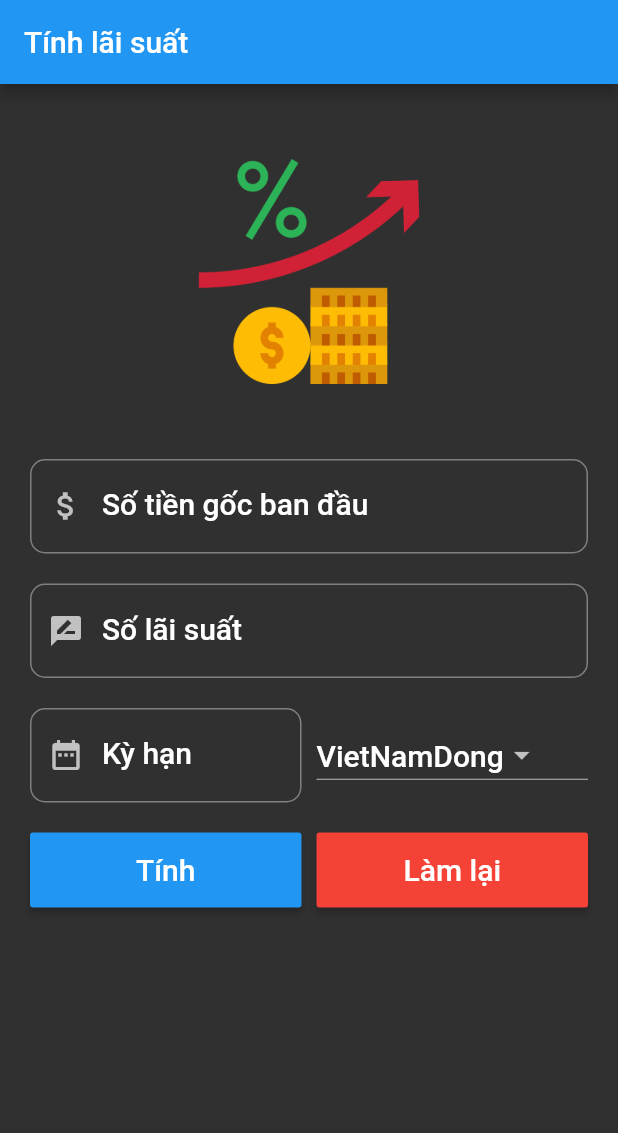
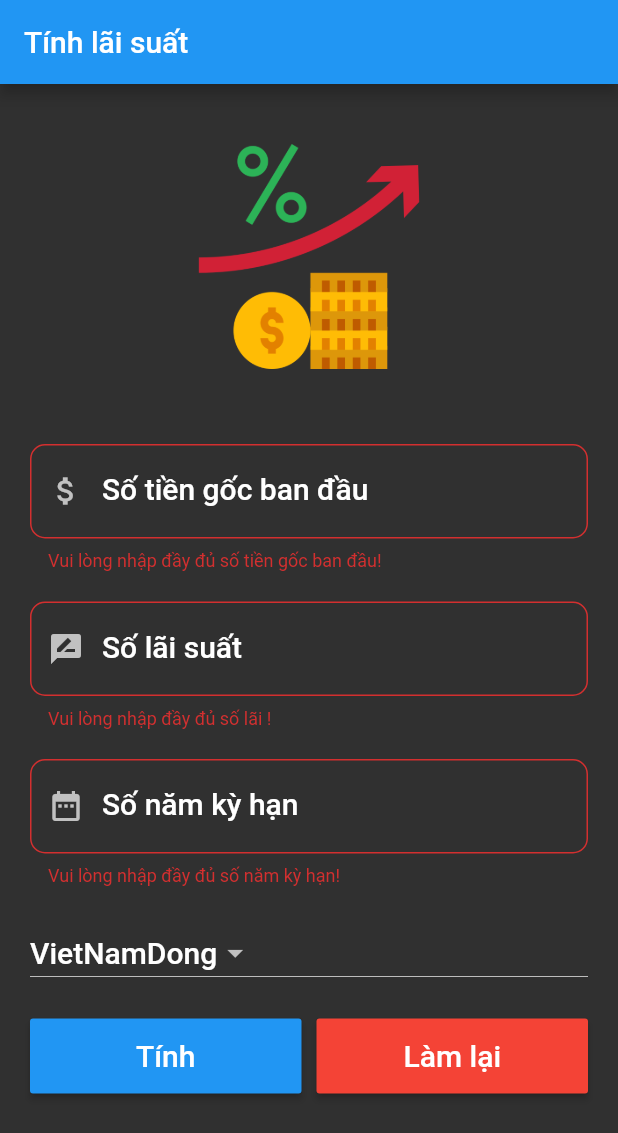
Before and after one commit to wtrungvu/Simple_Interest_Calculator_App, a Flutter app: the screen it shows after launch, after a tap on "Tính", on a phone screen of 412 x 824 dp. Shown: the top 1133 px of the screen. Run offline on Flutter 3.47's test engine with Material 2 defaults, Android fonts, the phone set to English and light mode, and no system bars; our stand-ins replace flutter_money_formatter.

Commit message:
Add Form Validation
+ Implenting flutter_money_formatter librabry
+ Using event handlers
+ Dropdown Button with Dropdown Item
+ Applying styles and theme
+ Implementing event handling
+ Using Forms and FormTextFields
+ Adding Validation

```diff
--- a/simple_interest_calculator_app/lib/main.dart
+++ b/simple_interest_calculator_app/lib/main.dart
@@ -44,6 +44,8 @@ class _HomeScreenWidgetState extends State<HomeScreenWidget> {
 
   String displayResult = "";
 
+  var _formKey = GlobalKey<FormState>();
+
   @override
   void initState() {
     // TODO: implement initState
@@ -55,15 +57,15 @@ class _HomeScreenWidgetState extends State<HomeScreenWidget> {
   Widget build(BuildContext context) {
     TextStyle textStyle = Theme.of(context).textTheme.title;
     return SingleChildScrollView(
-      child: Center(
+      child: Form(
+        key: _formKey,
         child: Container(
-          alignment: Alignment.center,
           margin: const EdgeInsets.all(20.0),
           // color: Colors.black,
           child: Column(
             children: <Widget>[
               Container(
-                margin: const EdgeInsets.only(top: 30.0),
+                margin: const EdgeInsets.only(top: 20.0),
                 child: Image(
                   width: 150,
                   height: 150,
@@ -72,7 +74,7 @@ class _HomeScreenWidgetState extends State<HomeScreenWidget> {
               ),
               Container(
                 margin: const EdgeInsets.only(top: 50.0),
-                child: TextField(
+                child: TextFormField(
                   controller: principalController,
                   style: textStyle,
                   keyboardType: TextInputType.number,
@@ -85,11 +87,17 @@ class _HomeScreenWidgetState extends State<HomeScreenWidget> {
                         borderRadius: new BorderRadius.circular(10.0),
                         borderSide: new BorderSide(),
                       ),
-                        prefixIcon: Icon(Icons.attach_money))),
+                      prefixIcon: Icon(Icons.attach_money)),
+                  validator: (value) {
+                    if (value.isEmpty) {
+                      return "Vui lòng nhập đầy đủ số tiền gốc ban đầu!";
+                    }
+                  },
+                ),
               ),
               Container(
                 margin: const EdgeInsets.only(top: 20.0),
-                child: TextField(
+                child: TextFormField(
                   controller: roiController,
                   style: textStyle,
                   keyboardType: TextInputType.number,
@@ -102,19 +110,22 @@ class _HomeScreenWidgetState extends State<HomeScreenWidget> {
                         borderRadius: new BorderRadius.circular(10.0),
                         borderSide: new BorderSide(),
                       ),
-                        prefixIcon: Icon(Icons.rate_review))),
+                      prefixIcon: Icon(Icons.rate_review)),
+                  validator: (value) {
+                    if (value.isEmpty) {
+                      return "Vui lòng nhập đầy đủ số lãi !";
+                    }
+                  },
+                ),
               ),
               Container(
                 margin: const EdgeInsets.only(top: 20.0),
-                child: Row(
-                  children: <Widget>[
-                    Expanded(
-                      child: TextField(
+                child: TextFormField(
                   controller: termController,
                   style: textStyle,
                   keyboardType: TextInputType.number,
                   decoration: new InputDecoration(
-                              labelText: "Kỳ hạn",
+                      labelText: "Số năm kỳ hạn",
                       hintText: "10 năm",
                       labelStyle: textStyle,
                       fillColor: Colors.white,
@@ -122,12 +133,17 @@ class _HomeScreenWidgetState extends State<HomeScreenWidget> {
                         borderRadius: new BorderRadius.circular(10.0),
                         borderSide: new BorderSide(),
                       ),
-                              prefixIcon: Icon(Icons.date_range))),
+                      prefixIcon: Icon(Icons.date_range)),
+                  validator: (value) {
+                    if (value.isEmpty) {
+                      return "Vui lòng nhập đầy đủ số năm kỳ hạn!";
+                    }
+                  },
+                ),
               ),
               Container(
-                      width: 10,
-                    ),
-                    Expanded(
+                margin: const EdgeInsets.only(top: 20.0),
+                width: double.infinity,
                 child: DropdownButton<String>(
                   style: textStyle,
                   items: _currencies.map((String value) {
@@ -140,9 +156,6 @@ class _HomeScreenWidgetState extends State<HomeScreenWidget> {
                     _onDropDownItemSelected(newValueSelected);
                   },
                   value: _currentItemSelected,
-                      ),
-                    ),
-                  ],
                 ),
               ),
               Container(
@@ -161,7 +174,9 @@ class _HomeScreenWidgetState extends State<HomeScreenWidget> {
                           textColor: Colors.white,
                           onPressed: () {
                             setState(() {
+                              if (_formKey.currentState.validate()) {
                                 displayResult = _calculateInterested();
+                              }
                             });
                           },
                         ),
```
Also changed, not shown: screenshot.png (added), 2 other files. Lines whose indentation alone changed are shown as unchanged.
